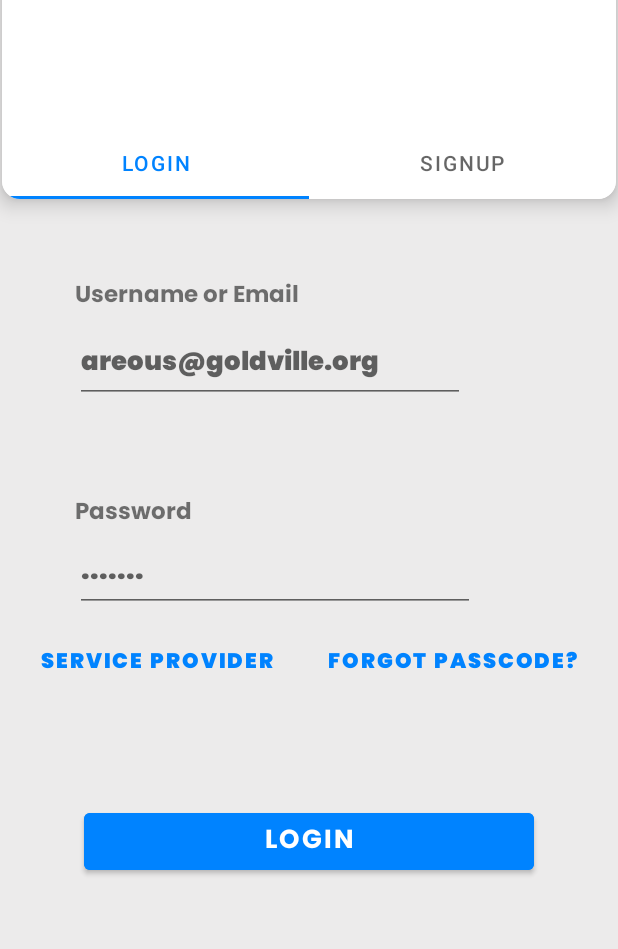
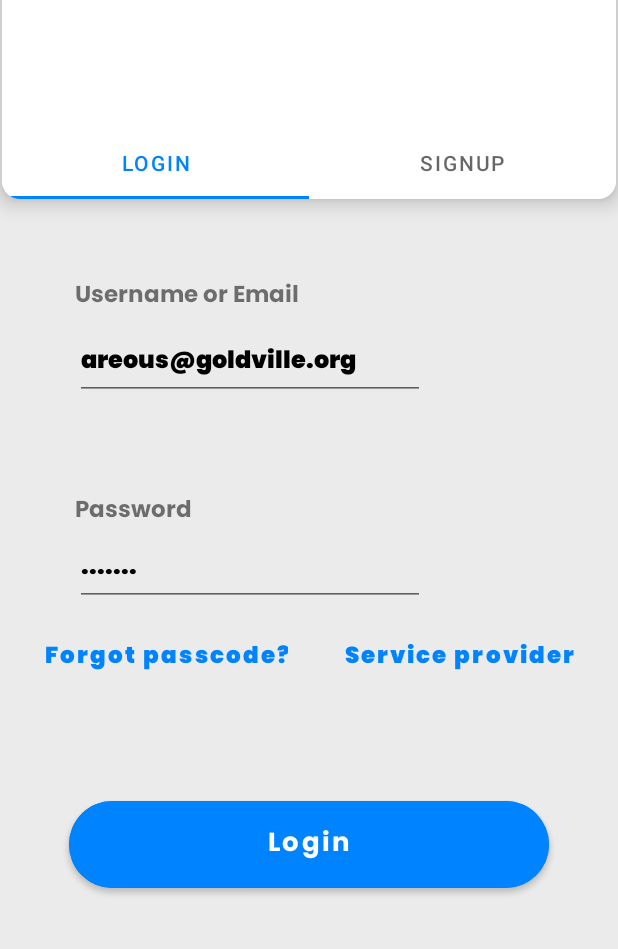
Before and after one commit to DmitrySergienko/Laundry, an Android app: the screen it shows after launch (MainActivity), on a phone screen of 412 x 824 dp, the part 287-1236 px from its top. Run offline under Robolectric (Android 15) with nearby library versions, the phone set to English and light mode, and no system bars; our stand-ins replace Dagger/Hilt's generated code.

```diff
--- a/app/src/main/res/layout/fragment_login.xml
+++ b/app/src/main/res/layout/fragment_login.xml
@@ -113,9 +113,10 @@
         android:layout_marginTop="6dp"
         android:ems="10"
         android:fontFamily="@font/poppins_black"
+        android:textColorHint="@color/black"
         android:hint="areous@goldville.org"
         android:inputType="textEmailAddress"
-        android:textSize="17sp"
+        android:textSize="16sp"
         app:layout_constraintStart_toStartOf="parent"
         app:layout_constraintTop_toBottomOf="@+id/textView4" />
 
@@ -140,9 +141,11 @@
         android:layout_marginStart="50dp"
         android:ems="10"
         android:fontFamily="@font/poppins_black"
+        android:textColorHint="@color/black"
         android:hint="......."
         android:inputType="textPassword"
         android:minHeight="48dp"
+        android:textSize="16sp"
         app:layout_constraintStart_toStartOf="parent"
         app:layout_constraintTop_toBottomOf="@+id/textView5" />
 
@@ -153,9 +156,10 @@
         android:layout_height="wrap_content"
         android:layout_marginTop="10dp"
         android:fontFamily="@font/poppins_black"
-        android:text="Forgot passcode?"
+        android:text="Service provider"
         android:textColor="@color/blue_new"
-        android:textSize="14sp"
+        android:textAllCaps="false"
+        android:textSize="15sp"
         app:layout_constraintEnd_toEndOf="parent"
         app:layout_constraintHorizontal_bias="0.5"
         app:layout_constraintStart_toEndOf="@+id/service_provider_button"
@@ -168,9 +172,10 @@
         android:layout_height="wrap_content"
         android:layout_marginTop="10dp"
         android:fontFamily="@font/poppins_black"
-        android:text="Service provider"
+        android:text="Forgot passcode?"
         android:textColor="@color/blue_new"
-        android:textSize="14sp"
+        android:textSize="15sp"
+        android:textAllCaps="false"
         app:layout_constraintEnd_toStartOf="@+id/forgot_password_button"
         app:layout_constraintHorizontal_bias="0.5"
         app:layout_constraintStart_toStartOf="parent"
@@ -179,14 +184,16 @@
 
     <com.google.android.material.button.MaterialButton
         android:id="@+id/login_button"
-        android:layout_width="300dp"
-        android:layout_height="wrap_content"
-        android:layout_marginTop="70dp"
+        android:layout_width="320dp"
+        android:layout_height="70dp"
+        android:layout_marginTop="66dp"
         android:backgroundTint="@color/blue_new"
         android:fontFamily="@font/poppins_bold"
-        android:text="LOGIN"
+        android:text="Login"
         android:textColor="@color/white"
         android:textSize="17sp"
+        android:textAllCaps="false"
+        app:cornerRadius="30dp"
         app:layout_constraintEnd_toEndOf="parent"
         app:layout_constraintStart_toStartOf="parent"
         app:layout_constraintTop_toBottomOf="@+id/forgot_password_button" />
```
Also changed, not shown: app/src/main/res/values/style.xml (added, +30 -0 lines).
